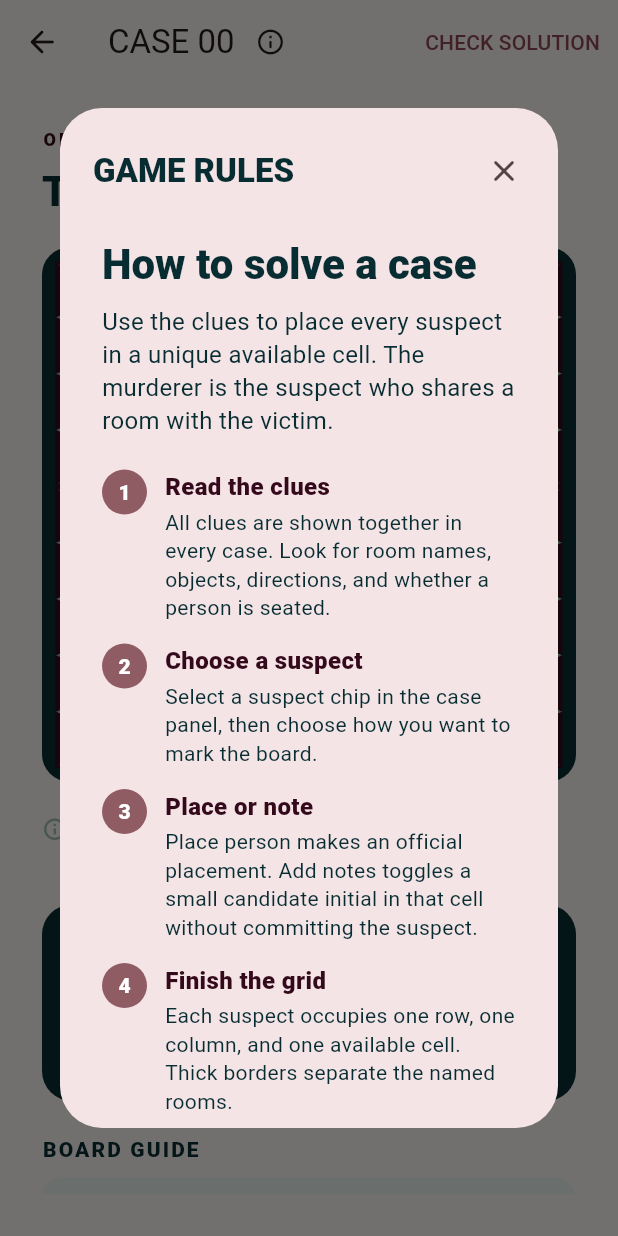
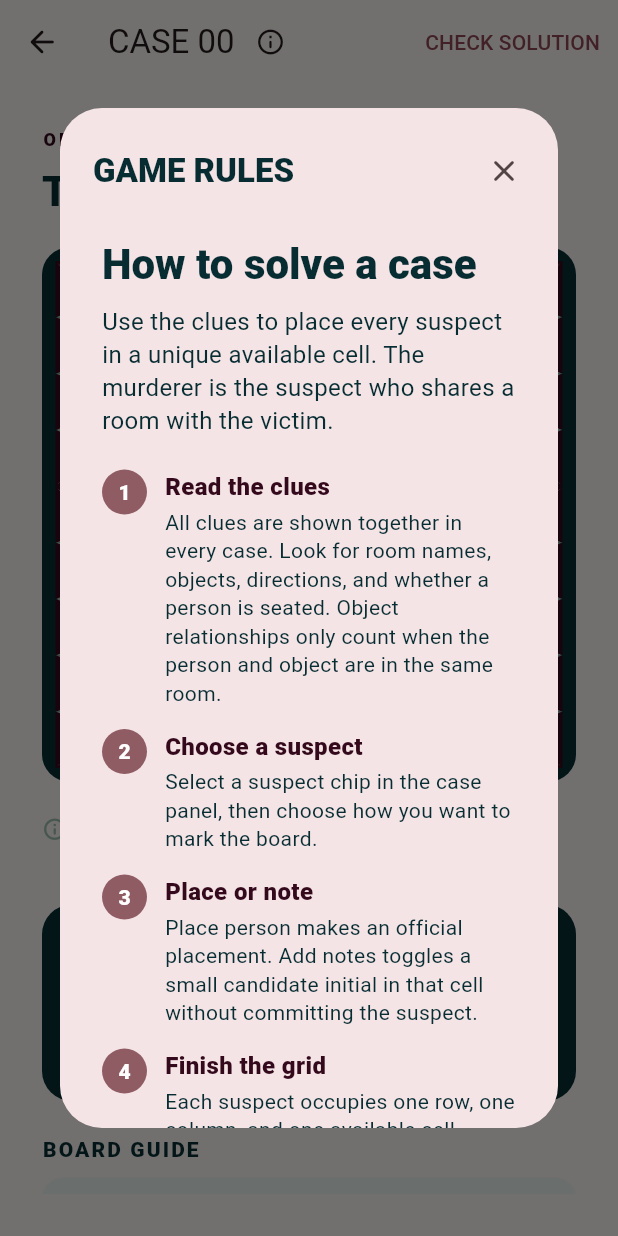
Before and after one commit to leonor-sinogas/murdoku_sinogas, a Flutter app: the PuzzleScreen screen opened directly with sample values from the repository, after a tap on the "info outline" icon, on a phone screen of 412 x 824 dp. Run offline on Flutter 3.47's test engine with Material 3 defaults, Android fonts, the phone set to English and light mode, and no system bars; Roboto replaces fonts that are missing (Arial).

Commit message:
Clarify room-scoped object clues

```diff
--- a/lib/main.dart
+++ b/lib/main.dart
@@ -462,7 +462,7 @@ class _RulesContent extends StatelessWidget {
           number: '1',
           title: 'Read the clues',
           body:
-              'All clues are shown together in every case. Look for room names, objects, directions, and whether a person is seated.',
+              'All clues are shown together in every case. Look for room names, objects, directions, and whether a person is seated. Object relationships only count when the person and object are in the same room.',
         ),
         const _RuleStep(
           number: '2',
@@ -1436,7 +1436,7 @@ class _Grid extends StatelessWidget {
                       : constraints.maxWidth / 2 + 6;
                   final top = firstCell ~/ level.gridSize < level.gridSize / 2
                       ? -26.0
-                      : constraints.maxHeight / 2 + 5;
+                      : constraints.maxHeight + 5;
                   return Positioned(
                     left: left,
                     top: top,
```
Also changed, not shown: 1 other file.
